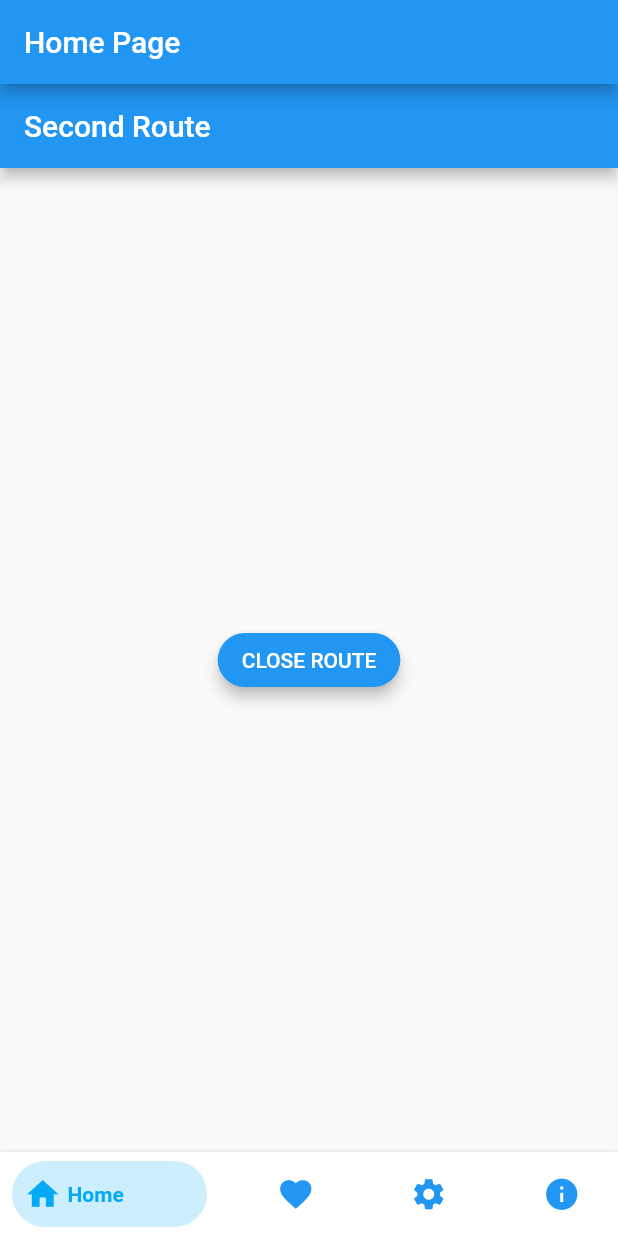
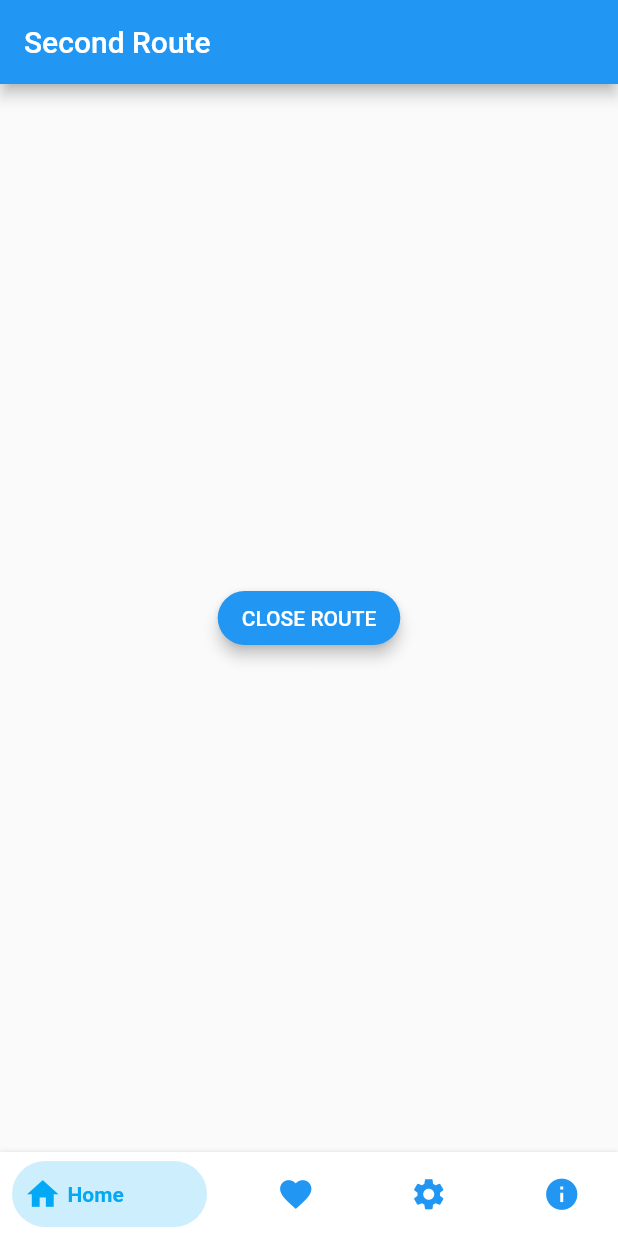
Before and after one commit to urmilshroff/flutter_demo, a Flutter app: the screen it shows after launch, swiped to page 2, on a phone screen of 412 x 824 dp. Run offline on Flutter 3.47's test engine with Material 2 defaults, Android fonts, the phone set to English and light mode, and no system bars; drawn by our look-alikes of bottom_navy_bar; our stand-ins replace dynamic_theme.

Commit message:
Yay, progress!

```diff
--- a/lib/main.dart
+++ b/lib/main.dart
@@ -33,7 +33,7 @@ class MyHomePage extends StatefulWidget {
 class _MyHomePageState extends State<MyHomePage> {
   int currentIndex = 0;
   static final controller = PageController(
-    initialPage: 1,
+    initialPage: 0,
   );
 
   void changeBrightness() {
@@ -60,9 +60,10 @@ class _MyHomePageState extends State<MyHomePage> {
 //      String mdi = "micro";
 //    }
     return Scaffold(
-      appBar: AppBar(
-        title: Text("Home Page"),
-      ),
+//      appBar: AppBar(
+//        title: Text("Home Page"),
+//      ),
+
       body: PageView(
         controller: controller,
         children: <Widget>[
@@ -70,6 +71,7 @@ class _MyHomePageState extends State<MyHomePage> {
           SecondRoute(),
         ],
       ),
+
       bottomNavigationBar: BottomNavyBar(
         currentIndex: currentIndex,
         iconSize: 25,
@@ -113,7 +115,11 @@ class _MyHomePageState extends State<MyHomePage> {
 class FirstRoute extends StatelessWidget {
   @override
   Widget build(BuildContext context) {
-    return Center(
+    return Scaffold(
+        appBar: AppBar(
+          title: Text("First Route"),
+        ),
+        body: Center(
           child: Column(
             mainAxisAlignment: MainAxisAlignment.center,
             children: <Widget>[
@@ -149,13 +155,13 @@ class FirstRoute extends StatelessWidget {
               ),
             ],
           ),
-    );
 
 //      floatingActionButton: FloatingActionButton(
 //        onPressed: changeBrightness,
 //        tooltip: 'Light/dark mode',
 //        child: Icon(Icons.brightness_2),
 //      ),
+        ));
   }
 }
 
```
Lines whose indentation alone changed are shown as unchanged.
